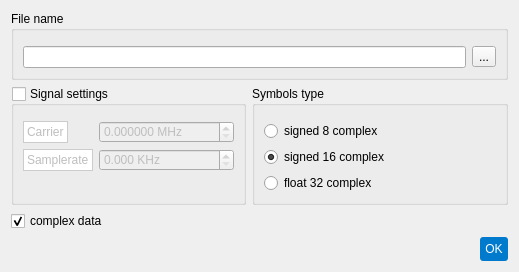
Before: the Qt Designer form sources/Arks/File Source/window/file_settings_dialog.ui in AquaCreatura/AquaWave, drawn with Qt 5.
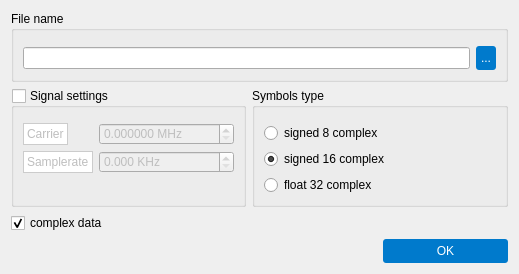
After: the same form once the commit is applied.

Diff of the .ui file:
```diff
--- a/sources/Arks/File Source/window/file_settings_dialog.ui
+++ b/sources/Arks/File Source/window/file_settings_dialog.ui
@@ -7,7 +7,7 @@
     <x>0</x>
     <y>0</y>
     <width>519</width>
-    <height>243</height>
+    <height>246</height>
    </rect>
   </property>
   <property name="minimumSize">
@@ -140,7 +140,7 @@
        <widget class="QLineEdit" name="choose_path_line_edit"/>
       </item>
       <item>
-       <widget class="QToolButton" name="choose_path_tool_button">
+       <widget class="QPushButton" name="choose_path_tool_button">
         <property name="text">
          <string>...</string>
         </property>
@@ -229,7 +229,7 @@
    <item row="7" column="2">
     <widget class="QPushButton" name="ok_push_button">
      <property name="sizePolicy">
-      <sizepolicy hsizetype="Maximum" vsizetype="Fixed">
+      <sizepolicy hsizetype="Preferred" vsizetype="Fixed">
        <horstretch>0</horstretch>
        <verstretch>0</verstretch>
       </sizepolicy>
```
